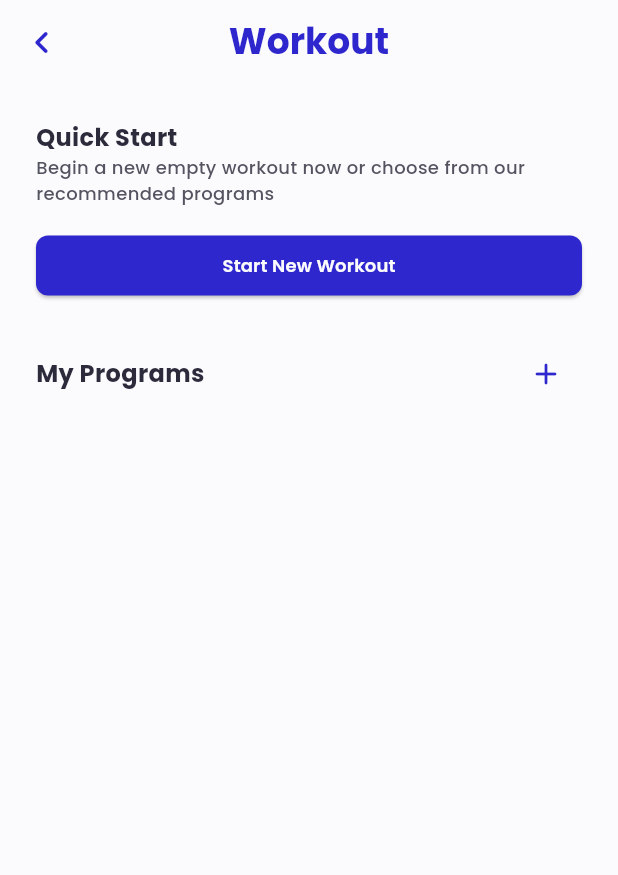
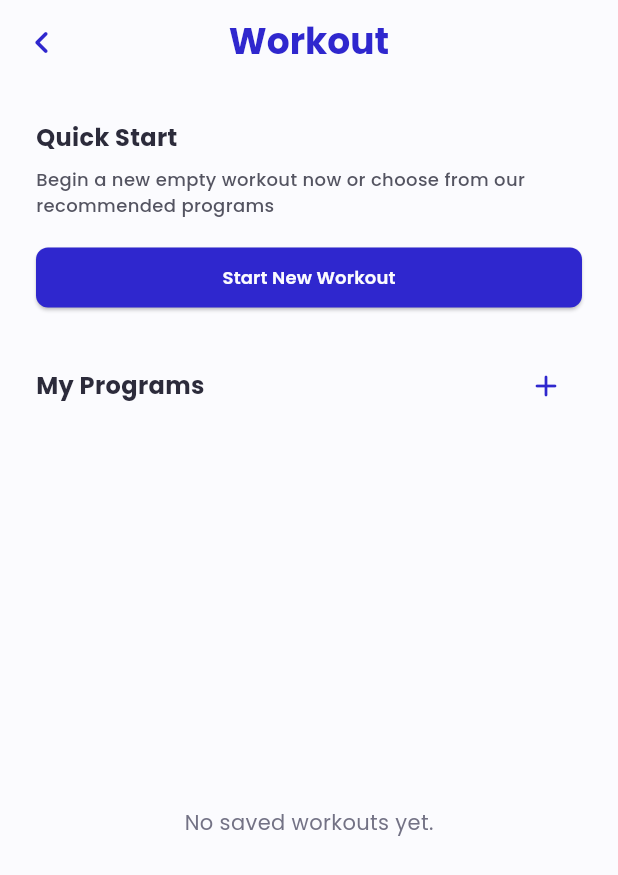
Before and after one commit to Qoqqa/heronfit, a Flutter app: the WorkoutWidget screen opened directly, on a phone screen of 412 x 824 dp. Shown: the top 875 px of the screen. Run offline on Flutter 3.47's test engine with Material 3 defaults, Android fonts, the phone set to English and light mode, and no system bars; our stand-ins replace cached_network_image, flutter_animate, flutter_dotenv, flutter_spinkit, font_awesome_flutter, google_fonts and 6 more; missing offline and left inert: flutterflow_ui; accounts and stored records are empty; statements that could not run were skipped.

Commit message:
Allow users to save workout via shared preferences

```diff
--- /dev/null
+++ b/lib/core/services/workout_storage_service.dart
@@ -0,0 +1,25 @@
+import 'dart:convert';
+import 'package:shared_preferences/shared_preferences.dart';
+import '../../models/workout_model.dart';
+
+class WorkoutStorageService {
+  static const String _workoutsKey = 'saved_workouts';
+
+  Future<void> saveWorkout(Workout workout) async {
+    final prefs = await SharedPreferences.getInstance();
+    final workouts = await getSavedWorkouts();
+    workouts.add(workout);
+    final workoutsJson = workouts.map((w) => w.toJson()).toList();
+    print('Saving workouts: $workoutsJson'); // Debug log
+    await prefs.setString(_workoutsKey, jsonEncode(workoutsJson));
+  }
+
+  Future<List<Workout>> getSavedWorkouts() async {
+    final prefs = await SharedPreferences.getInstance();
+    final workoutsJson = prefs.getString(_workoutsKey);
+    print('Retrieved workouts JSON: $workoutsJson'); // Debug log
+    if (workoutsJson == null) return [];
+    final List<dynamic> decoded = jsonDecode(workoutsJson);
+    return decoded.map((json) => Workout.fromJson(json)).toList();
+  }
+}
--- a/lib/models/workout_model.dart
+++ b/lib/models/workout_model.dart
@@ -23,8 +23,48 @@ class WorkoutModel extends FlutterFlowModel<WorkoutWidget> {
 }
 
 class Workout {
-  final String? id;
-  final String? name;
+  final String id;
+  final String name;
+  final List<String> exercises;
+  final Duration duration;
 
-  Workout({this.id, this.name});
+  Workout({
+    required this.id,
+    required this.name,
+    required this.exercises,
+    required this.duration,
+  });
+
+  factory Workout.fromJson(Map<String, dynamic> json) {
+    return Workout(
+      id: json['id'],
+      name: json['name'],
+      exercises: List<String>.from(json['exercises']),
+      duration: Duration(seconds: json['duration']),
+    );
+  }
+
+  Map<String, dynamic> toJson() {
+    return {
+      'id': id,
+      'name': name,
+      'exercises': exercises,
+      'duration': duration.inSeconds,
+    };
+  }
 }
+
+void testWorkoutSerialization() {
+  final workout = Workout(
+    id: '1',
+    name: 'Test Workout',
+    exercises: ['Push-ups', 'Squats'],
+    duration: Duration(minutes: 30),
+  );
+
+  final json = workout.toJson();
+  print('Serialized workout: $json'); // Debug log
+
+  final deserializedWorkout = Workout.fromJson(json);
+  print('Deserialized workout: $deserializedWorkout'); // Debug log
+}
--- a/lib/views/workout/workout_widget.dart
+++ b/lib/views/workout/workout_widget.dart
@@ -9,6 +9,7 @@ import '../../models/workout_model.dart';
 export '../../models/workout_model.dart';
 import '../../views/workout/add_exercise_screen.dart';
 import 'package:heronfit/views/workout/start_new_workout_widget.dart';
+import '../../core/services/workout_storage_service.dart';
 
 class WorkoutWidget extends StatefulWidget {
   const WorkoutWidget({super.key});
@@ -22,6 +23,8 @@ class WorkoutWidget extends StatefulWidget {
 
 class _WorkoutWidgetState extends State<WorkoutWidget> {
   late WorkoutModel _model;
+  late WorkoutStorageService _storageService;
+  List<Workout> _savedWorkouts = [];
 
   final scaffoldKey = GlobalKey<ScaffoldState>();
 
@@ -29,6 +32,16 @@ class _WorkoutWidgetState extends State<WorkoutWidget> {
   void initState() {
     super.initState();
     _model = createModel(context, () => WorkoutModel());
+    _storageService = WorkoutStorageService();
+    _loadSavedWorkouts();
+  }
+
+  Future<void> _loadSavedWorkouts() async {
+    final workouts = await _storageService.getSavedWorkouts();
+    print('Loaded workouts: $workouts'); // Debug log
+    setState(() {
+      _savedWorkouts = workouts;
+    });
   }
 
   @override
@@ -64,7 +77,6 @@ class _WorkoutWidgetState extends State<WorkoutWidget> {
             'Workout',
             style: HeronFitTheme.textTheme.headlineSmall?.copyWith(
               color: HeronFitTheme.primary,
-              // fontSize: 22.0,
               fontWeight: FontWeight.bold,
             ),
           ),
@@ -73,37 +85,25 @@ class _WorkoutWidgetState extends State<WorkoutWidget> {
         ),
         body: SafeArea(
           top: true,
-          child: SingleChildScrollView(
           child: Padding(
-              padding: EdgeInsets.all(24.0),
+            padding: const EdgeInsets.all(24.0),
             child: Column(
-                mainAxisSize: MainAxisSize.max,
-                mainAxisAlignment: MainAxisAlignment.spaceBetween,
+              crossAxisAlignment: CrossAxisAlignment.start,
               children: [
-                  Column(
-                    mainAxisSize: MainAxisSize.max,
-                    children: [
-                      Align(
-                        alignment: AlignmentDirectional(-1.0, 0.0),
-                        child: Text(
+                // Quick Start Section
+                Text(
                   'Quick Start',
-                          textAlign: TextAlign.justify,
                   style: HeronFitTheme.textTheme.titleMedium?.copyWith(
                     fontWeight: FontWeight.w700,
                   ),
                 ),
-                      ),
-                      Align(
-                        alignment: AlignmentDirectional(-1.0, 0.0),
-                        child: Text(
+                const SizedBox(height: 8.0),
+                Text(
                   'Begin a new empty workout now or choose from our recommended programs',
                   style: HeronFitTheme.textTheme.labelMedium,
                 ),
-                      ),
-                      SizedBox(height: 16.0),
-                      Align(
-                        alignment: AlignmentDirectional(0.0, 0.0),
-                        child: ElevatedButton(
+                const SizedBox(height: 16.0),
+                ElevatedButton(
                   onPressed: () {
                     Navigator.push(
                       context,
@@ -120,22 +120,17 @@ class _WorkoutWidgetState extends State<WorkoutWidget> {
                     ),
                   ),
                   style: ElevatedButton.styleFrom(
-                            minimumSize: Size(double.infinity, 40.0),
+                    minimumSize: const Size(double.infinity, 40.0),
                     backgroundColor: HeronFitTheme.primary,
                     shape: RoundedRectangleBorder(
                       borderRadius: BorderRadius.circular(8.0),
                     ),
                   ),
                 ),
-                      ),
-                    ],
-                  ),
-                  SizedBox(height: 24.0),
-                  Column(
-                    mainAxisSize: MainAxisSize.max,
-                    children: [
+                const SizedBox(height: 24.0),
+
+                // My Programs Section
                 Row(
-                        mainAxisSize: MainAxisSize.max,
                   mainAxisAlignment: MainAxisAlignment.spaceBetween,
                   children: [
                     Text(
@@ -151,20 +146,65 @@ class _WorkoutWidgetState extends State<WorkoutWidget> {
                         size: 24.0,
                       ),
                       onPressed: () {
-                              // Add your onPressed code here!
+                        _createNewWorkout();
                       },
                     ),
                   ],
                 ),
-                      // Add your FutureBuilder or ListView here
-                    ],
+                const SizedBox(height: 16.0),
+
+                // List of Saved Workouts
+                Expanded(
+                  child: _savedWorkouts.isEmpty
+                      ? Center(
+                          child: Text(
+                            'No saved workouts yet.',
+                            style: HeronFitTheme.textTheme.bodyMedium?.copyWith(
+                              color: HeronFitTheme.textMuted,
+                            ),
+                          ),
+                        )
+                      : ListView.builder(
+                          itemCount: _savedWorkouts.length,
+                          itemBuilder: (context, index) {
+                            final workout = _savedWorkouts[index];
+                            return Card(
+                              margin: const EdgeInsets.symmetric(vertical: 8.0),
+                              child: ListTile(
+                                title: Text(
+                                  workout.name,
+                                  style: HeronFitTheme.textTheme.titleSmall,
+                                ),
+                                subtitle: Text(
+                                  '${workout.exercises.length} exercises • ${workout.duration.inMinutes} minutes',
+                                  style: HeronFitTheme.textTheme.bodySmall,
+                                ),
+                                onTap: () {
+                                  // Navigate to workout details or start workout
+                                  print('Tapped on workout: ${workout.name}');
+                                },
+                              ),
+                            );
+                          },
+                        ),
                 ),
               ],
             ),
           ),
         ),
       ),
-      ),
     );
   }
+
+  void _createNewWorkout() {
+    Navigator.push(
+      context,
+      MaterialPageRoute(
+        builder: (context) => StartNewWorkoutWidget(),
+      ),
+    ).then((_) {
+      print('Returning from StartNewWorkoutWidget'); // Debug log
+      _loadSavedWorkouts(); // Reload saved workouts
+    });
   }
+}
--- a/pubspec.yaml
+++ b/pubspec.yaml
@@ -41,6 +41,7 @@ dependencies:
   flutter_dotenv: ^5.0.2
   image_picker: ^0.8.4+4
   solar_icons:
+  shared_preferences: ^2.0.8
 
   # The following adds the Cupertino Icons font to your application.
   # Use with the CupertinoIcons class for iOS style icons.
```
Also changed, not shown: lib/views/workout/workout_complete_widget.dart (+14 -2 lines), pubspec.lock. Lines whose indentation alone changed are shown as unchanged.
